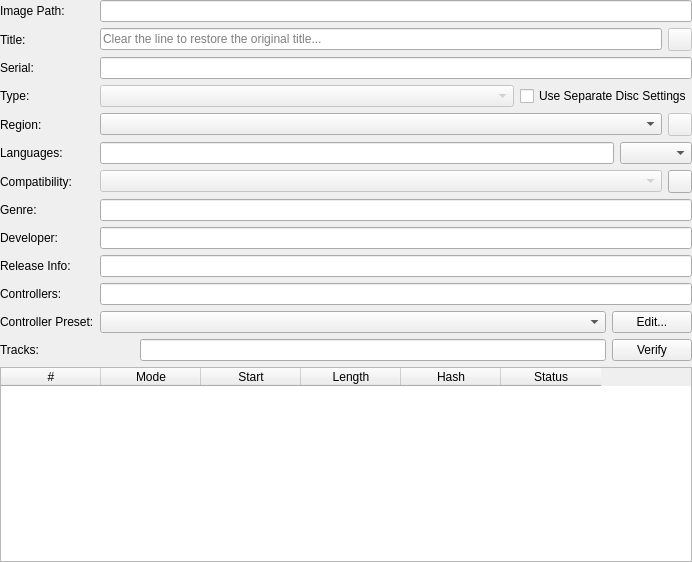
Above: src/duckstation-qt/gamesummarywidget.ui from crashGG/duckstation before the change. Below: the same form after it.
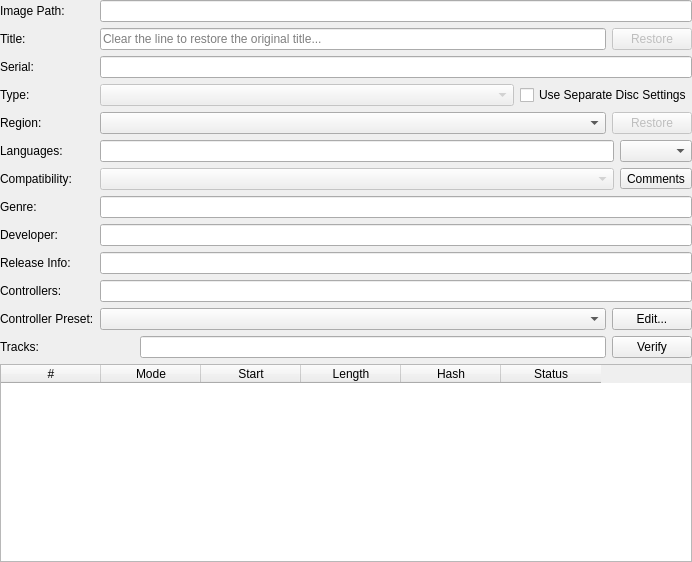
That is the form after the change. Icons and pictures are not drawn.

Diff of the .ui file:
```diff
--- a/src/duckstation-qt/gamesummarywidget.ui
+++ b/src/duckstation-qt/gamesummarywidget.ui
@@ -30,38 +30,38 @@
    <property name="bottomMargin">
     <number>0</number>
    </property>
-   <item row="0" column="0">
-    <widget class="QLabel" name="label_4">
-     <property name="text">
-      <string>Image Path:</string>
+   <item row="10" column="1">
+    <widget class="QLineEdit" name="developer">
+     <property name="readOnly">
+      <bool>true</bool>
      </property>
     </widget>
    </item>
-   <item row="0" column="1" colspan="2">
-    <widget class="QLineEdit" name="path">
+   <item row="13" column="1">
+    <widget class="QLineEdit" name="controllers">
      <property name="readOnly">
       <bool>true</bool>
      </property>
     </widget>
    </item>
-   <item row="1" column="0">
-    <widget class="QLabel" name="label_2">
+   <item row="17" column="0">
+    <widget class="QLabel" name="label_8">
      <property name="text">
-      <string>Title:</string>
+      <string>Tracks:</string>
      </property>
     </widget>
    </item>
-   <item row="1" column="1">
-    <widget class="QLineEdit" name="title">
-     <property name="placeholderText">
-      <string>Clear the line to restore the original title...</string>
+   <item row="14" column="0">
+    <widget class="QLabel" name="label_9">
+     <property name="text">
+      <string>Controller Preset:</string>
      </property>
     </widget>
    </item>
-   <item row="1" column="2">
-    <widget class="QToolButton" name="restoreTitle">
-     <property name="enabled">
-      <bool>false</bool>
+   <item row="9" column="1">
+    <widget class="QLineEdit" name="genre">
+     <property name="readOnly">
+      <bool>true</bool>
      </property>
      <property name="toolTip">
       <string>Restore Title</string>
@@ -71,209 +71,85 @@
      </property>
     </widget>
    </item>
-   <item row="2" column="0">
+   <item row="4" column="0">
     <widget class="QLabel" name="label">
      <property name="text">
       <string>Serial:</string>
      </property>
     </widget>
    </item>
-   <item row="2" column="1" colspan="2">
-    <widget class="QLineEdit" name="serial">
-     <property name="readOnly">
-      <bool>true</bool>
-     </property>
-    </widget>
-   </item>
-   <item row="3" column="0">
-    <widget class="QLabel" name="label_10">
-     <property name="text">
-      <string>Type:</string>
-     </property>
-    </widget>
-   </item>
-   <item row="3" column="1" colspan="2">
-    <layout class="QHBoxLayout" name="horizontalLayout_4" stretch="1,0">
-     <item>
-      <widget class="QComboBox" name="entryType">
-       <property name="enabled">
-        <bool>false</bool>
-       </property>
-      </widget>
-     </item>
-     <item>
-      <widget class="QCheckBox" name="separateDiscSettings">
-       <property name="toolTip">
-        <string>Uses separate game settings for each disc of multi-disc games. Can only be set on the first/main disc.</string>
-       </property>
-       <property name="text">
-        <string>Use Separate Disc Settings</string>
-       </property>
-      </widget>
-     </item>
-    </layout>
-   </item>
-   <item row="4" column="0">
-    <widget class="QLabel" name="label_3">
-     <property name="text">
-      <string>Region:</string>
-     </property>
-    </widget>
-   </item>
-   <item row="4" column="1">
-    <widget class="QComboBox" name="region">
-     <property name="sizePolicy">
-      <sizepolicy hsizetype="Expanding" vsizetype="Fixed">
-       <horstretch>0</horstretch>
-       <verstretch>0</verstretch>
-      </sizepolicy>
-     </property>
-    </widget>
-   </item>
-   <item row="4" column="2">
-    <widget class="QToolButton" name="restoreRegion">
-     <property name="enabled">
-      <bool>false</bool>
-     </property>
-     <property name="toolTip">
-      <string>Restore Region</string>
-     </property>
-     <property name="icon">
-      <iconset theme="restart-line"/>
-     </property>
-    </widget>
-   </item>
-   <item row="5" column="0">
-    <widget class="QLabel" name="label_5">
-     <property name="text">
-      <string>Languages:</string>
-     </property>
-    </widget>
-   </item>
-   <item row="5" column="1" colspan="2">
-    <layout class="QHBoxLayout" name="horizontalLayout_3" stretch="1,0">
-     <item>
-      <widget class="QLineEdit" name="languages">
-       <property name="readOnly">
-        <bool>true</bool>
-       </property>
-      </widget>
-     </item>
-     <item>
-      <widget class="QComboBox" name="customLanguage"/>
-     </item>
-    </layout>
-   </item>
-   <item row="6" column="0">
-    <widget class="QLabel" name="label_7">
-     <property name="text">
-      <string>Compatibility:</string>
-     </property>
-    </widget>
-   </item>
-   <item row="6" column="1" colspan="2">
-    <layout class="QHBoxLayout" name="horizontalLayout" stretch="1,0">
-     <item>
-      <widget class="QComboBox" name="compatibility">
-       <property name="enabled">
-        <bool>false</bool>
-       </property>
-      </widget>
-     </item>
-     <item>
-      <widget class="QToolButton" name="compatibilityComments">
-       <property name="icon">
-        <iconset theme="information-line"/>
-       </property>
-      </widget>
-     </item>
-    </layout>
-   </item>
-   <item row="7" column="0">
-    <widget class="QLabel" name="label_11">
-     <property name="text">
-      <string>Genre:</string>
-     </property>
-    </widget>
-   </item>
-   <item row="7" column="1" colspan="2">
-    <widget class="QLineEdit" name="genre">
-     <property name="readOnly">
-      <bool>true</bool>
-     </property>
-    </widget>
-   </item>
-   <item row="8" column="0">
-    <widget class="QLabel" name="label_12">
-     <property name="text">
-      <string>Developer:</string>
-     </property>
-    </widget>
-   </item>
-   <item row="8" column="1" colspan="2">
-    <widget class="QLineEdit" name="developer">
-     <property name="readOnly">
-      <bool>true</bool>
-     </property>
-    </widget>
-   </item>
-   <item row="9" column="0">
-    <widget class="QLabel" name="label_14">
-     <property name="text">
-      <string>Release Info:</string>
-     </property>
-    </widget>
-   </item>
-   <item row="9" column="1" colspan="2">
+   <item row="12" column="1">
     <widget class="QLineEdit" name="releaseInfo">
      <property name="readOnly">
       <bool>true</bool>
      </property>
     </widget>
    </item>
-   <item row="10" column="0">
+   <item row="4" column="1">
+    <widget class="QLineEdit" name="serial">
+     <property name="readOnly">
+      <bool>true</bool>
+     </property>
+    </widget>
+   </item>
+   <item row="13" column="0">
     <widget class="QLabel" name="label_15">
      <property name="text">
       <string>Controllers:</string>
      </property>
     </widget>
    </item>
-   <item row="10" column="1" colspan="2">
-    <widget class="QLineEdit" name="controllers">
-     <property name="readOnly">
-      <bool>true</bool>
-     </property>
-    </widget>
-   </item>
-   <item row="11" column="0">
-    <widget class="QLabel" name="label_9">
-     <property name="text">
-      <string>Controller Preset:</string>
-     </property>
-    </widget>
-   </item>
-   <item row="11" column="1" colspan="2">
-    <layout class="QHBoxLayout" name="horizontalLayout_2" stretch="1,0">
-     <item>
-      <widget class="QComboBox" name="inputProfile"/>
-     </item>
-     <item>
-      <widget class="QPushButton" name="editInputProfile">
-       <property name="text">
-        <string>Edit...</string>
-       </property>
-      </widget>
-     </item>
-    </layout>
-   </item>
    <item row="12" column="0">
-    <widget class="QLabel" name="label_8">
+    <widget class="QLabel" name="label_14">
      <property name="text">
-      <string>Tracks:</string>
+      <string>Release Info:</string>
      </property>
     </widget>
    </item>
-   <item row="12" column="1" colspan="2">
+   <item row="19" column="0" colspan="2">
+    <widget class="QTableWidget" name="tracks">
+     <property name="editTriggers">
+      <set>QAbstractItemView::EditTrigger::NoEditTriggers</set>
+     </property>
+     <property name="cornerButtonEnabled">
+      <bool>false</bool>
+     </property>
+     <attribute name="verticalHeaderVisible">
+      <bool>false</bool>
+     </attribute>
+     <column>
+      <property name="text">
+       <string>#</string>
+      </property>
+     </column>
+     <column>
+      <property name="text">
+       <string>Mode</string>
+      </property>
+     </column>
+     <column>
+      <property name="text">
+       <string>Start</string>
+      </property>
+     </column>
+     <column>
+      <property name="text">
+       <string>Length</string>
+      </property>
+     </column>
+     <column>
+      <property name="text">
+       <string>Hash</string>
+      </property>
+     </column>
+     <column>
+      <property name="text">
+       <string>Status</string>
+      </property>
+     </column>
+    </widget>
+   </item>
+   <item row="17" column="1">
     <layout class="QHBoxLayout" name="verifyLayout" stretch="0,1,0">
      <item>
       <spacer name="verifySpacer">
@@ -310,49 +186,184 @@
      </item>
     </layout>
    </item>
-   <item row="13" column="0" colspan="3">
-    <widget class="QTableWidget" name="tracks">
-     <property name="editTriggers">
-      <set>QAbstractItemView::EditTrigger::NoEditTriggers</set>
+   <item row="3" column="1">
+    <layout class="QHBoxLayout" name="horizontalLayout_7">
+     <item>
+      <widget class="QLineEdit" name="title">
+       <property name="placeholderText">
+        <string>Clear the line to restore the original title...</string>
+       </property>
+      </widget>
+     </item>
+     <item>
+      <widget class="QPushButton" name="restoreTitle">
+       <property name="enabled">
+        <bool>false</bool>
+       </property>
+       <property name="text">
+        <string>Restore</string>
+       </property>
+      </widget>
+     </item>
+    </layout>
+   </item>
+   <item row="0" column="0">
+    <widget class="QLabel" name="label_4">
+     <property name="text">
+      <string>Image Path:</string>
      </property>
-     <property name="cornerButtonEnabled">
-      <bool>false</bool>
+    </widget>
+   </item>
+   <item row="8" column="1">
+    <layout class="QHBoxLayout" name="horizontalLayout" stretch="1,0">
+     <item>
+      <widget class="QComboBox" name="compatibility">
+       <property name="enabled">
+        <bool>false</bool>
+       </property>
+      </widget>
+     </item>
+     <item>
+      <widget class="QToolButton" name="compatibilityComments">
+       <property name="text">
+        <string>Comments</string>
+       </property>
+       <property name="icon">
+        <iconset theme="information-line"/>
+       </property>
+      </widget>
+     </item>
+    </layout>
+   </item>
+   <item row="9" column="0">
+    <widget class="QLabel" name="label_11">
+     <property name="text">
+      <string>Genre:</string>
      </property>
-     <attribute name="verticalHeaderVisible">
-      <bool>false</bool>
-     </attribute>
-     <column>
-      <property name="text">
-       <string>#</string>
-      </property>
-     </column>
-     <column>
-      <property name="text">
-       <string>Mode</string>
-      </property>
-     </column>
-     <column>
-      <property name="text">
-       <string>Start</string>
-      </property>
-     </column>
-     <column>
-      <property name="text">
-       <string>Length</string>
-      </property>
-     </column>
-     <column>
-      <property name="text">
-       <string>Hash</string>
-      </property>
-     </column>
-     <column>
-      <property name="text">
-       <string>Status</string>
-      </property>
-     </column>
     </widget>
    </item>
+   <item row="10" column="0">
+    <widget class="QLabel" name="label_12">
+     <property name="text">
+      <string>Developer:</string>
+     </property>
+    </widget>
+   </item>
+   <item row="6" column="0">
+    <widget class="QLabel" name="label_3">
+     <property name="text">
+      <string>Region:</string>
+     </property>
+    </widget>
+   </item>
+   <item row="14" column="1">
+    <layout class="QHBoxLayout" name="horizontalLayout_2" stretch="1,0">
+     <item>
+      <widget class="QComboBox" name="inputProfile"/>
+     </item>
+     <item>
+      <widget class="QPushButton" name="editInputProfile">
+       <property name="text">
+        <string>Edit...</string>
+       </property>
+      </widget>
+     </item>
+    </layout>
+   </item>
+   <item row="8" column="0">
+    <widget class="QLabel" name="label_7">
+     <property name="text">
+      <string>Compatibility:</string>
+     </property>
+    </widget>
+   </item>
+   <item row="5" column="0">
+    <widget class="QLabel" name="label_10">
+     <property name="text">
+      <string>Type:</string>
+     </property>
+    </widget>
+   </item>
+   <item row="6" column="1">
+    <layout class="QHBoxLayout" name="horizontalLayout_6">
+     <item>
+      <widget class="QComboBox" name="region">
+       <property name="sizePolicy">
+        <sizepolicy hsizetype="Expanding" vsizetype="Fixed">
+         <horstretch>0</horstretch>
+         <verstretch>0</verstretch>
+        </sizepolicy>
+       </property>
+      </widget>
+     </item>
+     <item>
+      <widget class="QPushButton" name="restoreRegion">
+       <property name="enabled">
+        <bool>false</bool>
+       </property>
+       <property name="text">
+        <string>Restore</string>
+       </property>
+      </widget>
+     </item>
+    </layout>
+   </item>
+   <item row="0" column="1">
+    <widget class="QLineEdit" name="path">
+     <property name="readOnly">
+      <bool>true</bool>
+     </property>
+    </widget>
+   </item>
+   <item row="3" column="0">
+    <widget class="QLabel" name="label_2">
+     <property name="text">
+      <string>Title:</string>
+     </property>
+    </widget>
+   </item>
+   <item row="7" column="0">
+    <widget class="QLabel" name="label_5">
+     <property name="text">
+      <string>Languages:</string>
+     </property>
+    </widget>
+   </item>
+   <item row="7" column="1">
+    <layout class="QHBoxLayout" name="horizontalLayout_3" stretch="1,0">
+     <item>
+      <widget class="QLineEdit" name="languages">
+       <property name="readOnly">
+        <bool>true</bool>
+       </property>
+      </widget>
+     </item>
+     <item>
+      <widget class="QComboBox" name="customLanguage"/>
+     </item>
+    </layout>
+   </item>
+   <item row="5" column="1">
+    <layout class="QHBoxLayout" name="horizontalLayout_4" stretch="1,0">
+     <item>
+      <widget class="QComboBox" name="entryType">
+       <property name="enabled">
+        <bool>false</bool>
+       </property>
+      </widget>
+     </item>
+     <item>
+      <widget class="QCheckBox" name="separateDiscSettings">
+       <property name="toolTip">
+        <string>Uses separate game settings for each disc of multi-disc games. Can only be set on the first/main disc.</string>
+       </property>
+       <property name="text">
+        <string>Use Separate Disc Settings</string>
+       </property>
+      </widget>
+     </item>
+    </layout>
+   </item>
   </layout>
  </widget>
  <resources/>
```
Left out of the diff: 6 changed lines with no effect on the pictures.
